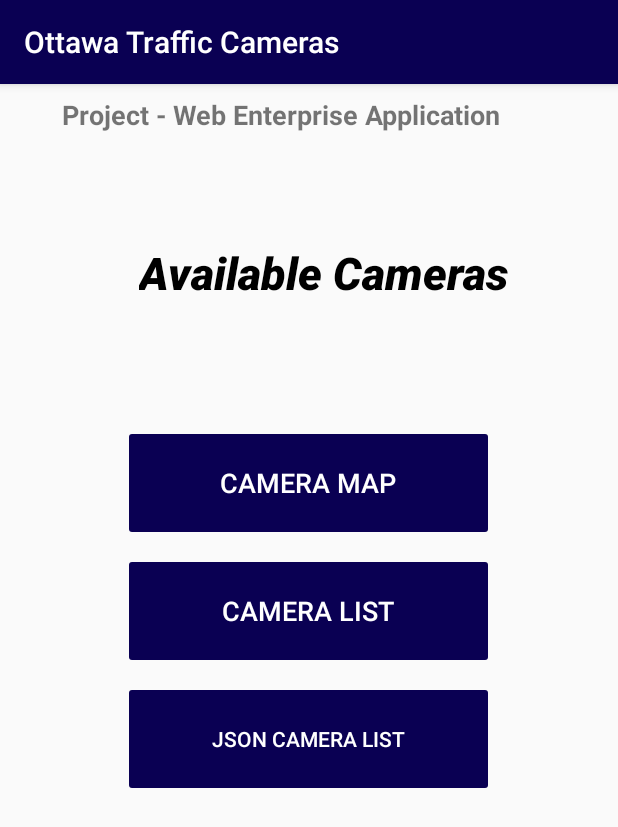
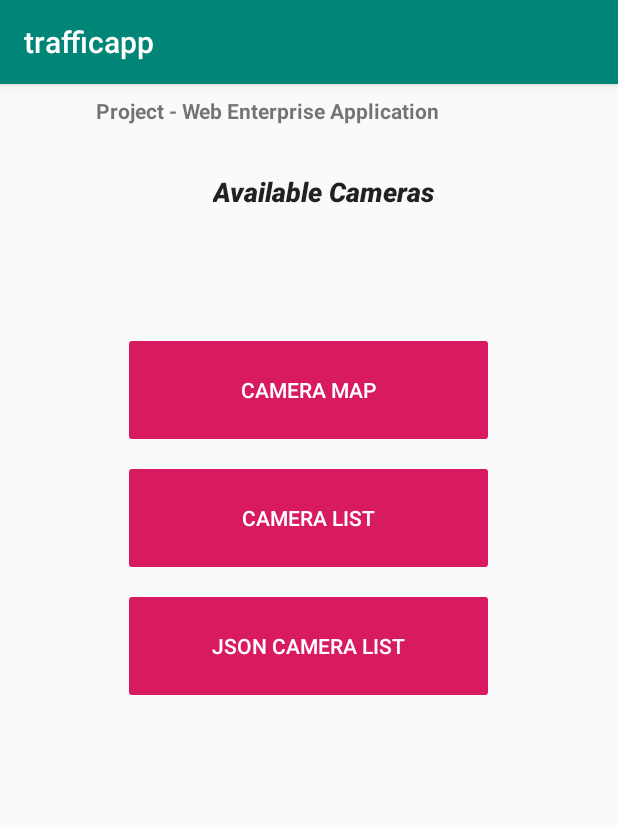
Before and after one commit to Jabberwaka/AndroidApp, an Android app: the screen it shows after launch (MainActivity), on a phone screen of 412 x 824 dp. Shown: the top 827 px of the screen. Run offline under Robolectric (Android 15) with nearby library versions, the phone set to English and light mode, and no system bars.

```diff
--- a/app/src/main/java/com/example/tyler/trafficapp/DisplayCameraActivity.java
+++ b/app/src/main/java/com/example/tyler/trafficapp/DisplayCameraActivity.java
@@ -19,7 +19,7 @@ public class DisplayCameraActivity extends AppCompatActivity {
         cameraId = intent.getStringExtra("cameraId");
         setContentView(R.layout.activity_display_camera);
         TextView tv = findViewById(R.id.textView5);
-        //tv.setText("Please press back again to go to the camera list page.");
+        tv.setText("Please press back again to go to the camera list page.");
         String url = ("https://traffic.ottawa.ca/opendata/camera?c="+cameraId+"&certificate=reingatsca531122018102&id=2");
         CustomTabsIntent.Builder builder = new CustomTabsIntent.Builder();
         CustomTabsIntent customTabsIntent = builder.build();
--- a/app/src/main/res/layout/activity_display_camera.xml
+++ b/app/src/main/res/layout/activity_display_camera.xml
@@ -10,9 +10,9 @@
         android:id="@+id/textView5"
         android:layout_width="wrap_content"
         android:layout_height="wrap_content"
-        android:text="@string/back_info"
-        android:textSize="40dp"
+        android:textStyle="bold"
+        android:text="bold"
 
-        android:textStyle="bold" />
+        android:textSize="40dp"/>
 
 </LinearLayout>
--- a/app/src/main/res/layout/activity_main.xml
+++ b/app/src/main/res/layout/activity_main.xml
@@ -9,15 +9,13 @@
 
     <TextView
         android:id="@+id/textView2"
-        android:layout_width="329dp"
-        android:layout_height="89dp"
+        android:layout_width="283dp"
+        android:layout_height="43dp"
         android:layout_marginStart="8dp"
         android:layout_marginTop="8dp"
         android:layout_marginEnd="8dp"
         android:layout_marginBottom="8dp"
         android:text="@string/Project"
-        android:textAlignment="textStart"
-        android:textSize="18sp"
         android:textStyle="bold" />
 
 
@@ -28,10 +26,8 @@
         android:layout_marginStart="10dp"
         android:layout_marginBottom="80dp"
         android:text="@string/textView3"
-        android:textAllCaps="false"
         android:textAppearance="@style/TextAppearance.AppCompat.Body2"
-        android:textColor="@color/colorPrimaryDark"
-        android:textSize="30sp"
+        android:textSize="18sp"
         android:textStyle="bold|italic"
         android:typeface="normal" />
 
@@ -41,11 +37,10 @@
         style="@style/Widget.AppCompat.Button.Colored"
         android:layout_width="247dp"
         android:layout_height="77dp"
-        android:layout_marginTop="1dp"
         android:onClick="viewMap"
         android:stateListAnimator="@mipmap/ic_launcher_round"
         android:text="@string/Camera_Map"
-        android:textSize="18sp" />
+    android:layout_marginTop="1dp"/>
 
     <Button
         android:id="@+id/button2"
@@ -57,8 +52,7 @@
         android:layout_marginEnd="8dp"
         android:onClick="viewCamList"
         android:stateListAnimator="@mipmap/ic_launcher_round"
-        android:text="@string/List_View"
-        android:textSize="18sp" />
+        android:text="@string/List_View" />
 
     <Button
         android:id="@+id/button3"
--- a/app/src/main/res/values/colors.xml
+++ b/app/src/main/res/values/colors.xml
@@ -1,6 +1,6 @@
 <?xml version="1.0" encoding="utf-8"?>
 <resources>
-    <color name="colorPrimary">#0a0053</color>
-    <color name="colorPrimaryDark">#000000</color>
-    <color name="colorAccent">#0a0053</color>
+    <color name="colorPrimary">#008577</color>
+    <color name="colorPrimaryDark">#00574B</color>
+    <color name="colorAccent">#D81B60</color>
 </resources>
--- a/app/src/main/res/values/strings.xml
+++ b/app/src/main/res/values/strings.xml
@@ -1,8 +1,7 @@
 <resources>
-    <string name="app_name">Ottawa Traffic Cameras</string>
+    <string name="app_name">trafficapp</string>
     <string name="title_activity_maps">MyApp</string>
     <string name="title">title</string>
-    <string name="back_info">Please press back again to go to the camera list page.</string>
 
 
     <string name="normal_map">Map</string>
```
Also changed, not shown: app/build.gradle (+6 -3 lines), app/src/main/java/com/example/tyler/trafficapp/CameraList.java (+33 -8 lines), app/src/main/java/com/example/tyler/trafficapp/Camera_JSON.java (+85 -59 lines), 1 other file.
